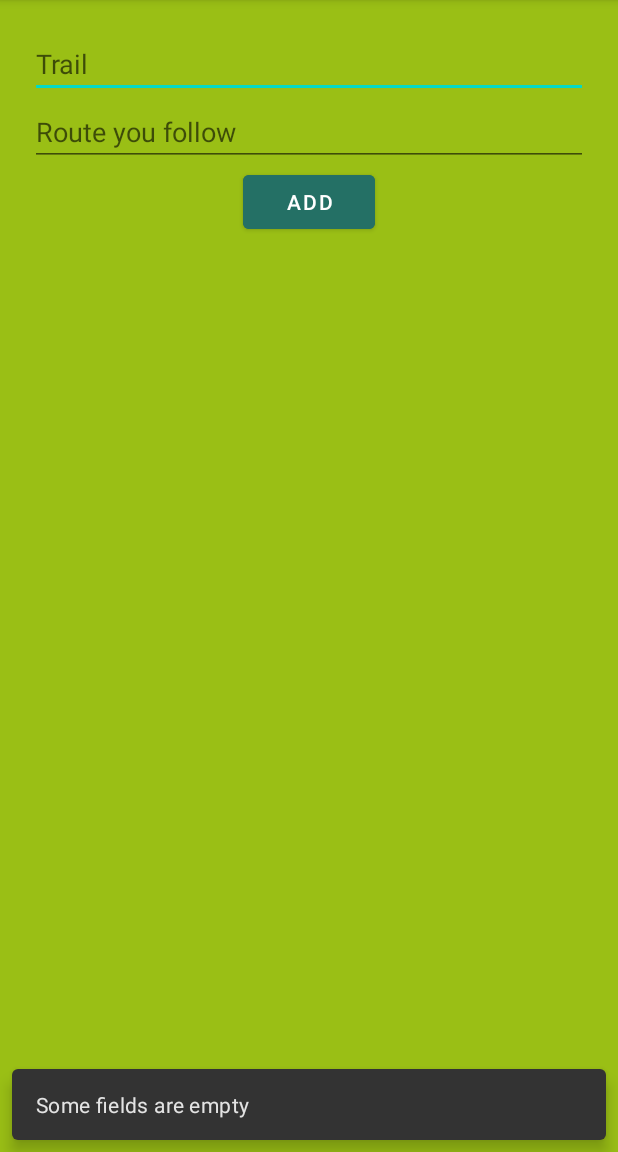
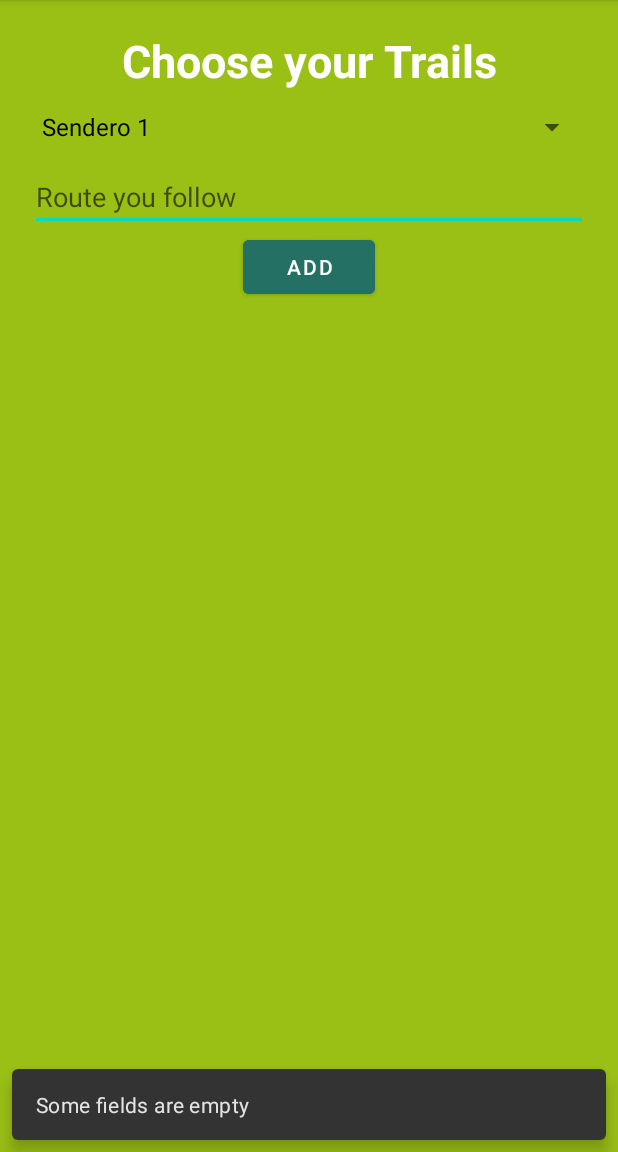
Before and after one commit to fuentes11/proyecto_zoo, an Android app: the AddCollection screen opened directly, with no data from a screen before it, after a tap on "ADD", on a phone screen of 412 x 824 dp, the part 84-1236 px from its top. Run offline under Robolectric (Android 15) with nearby library versions, the light colour scheme and no system bars.

Commit message:
commit si

```diff
--- a/app/src/main/java/com/example/zooo/AddCollection.kt
+++ b/app/src/main/java/com/example/zooo/AddCollection.kt
@@ -1,9 +1,11 @@
 package com.example.zooo
 
+import android.annotation.SuppressLint
 import android.app.Activity
 import androidx.appcompat.app.AppCompatActivity
 import android.os.Bundle
 import android.view.inputmethod.InputMethodManager
+import android.widget.ArrayAdapter
 import androidx.lifecycle.lifecycleScope
 import com.example.zooo.databinding.ActivityAddCollectionBinding
 import com.example.zooo.data.Zoo
@@ -20,13 +22,27 @@ class AddCollection : AppCompatActivity() {
         binding = ActivityAddCollectionBinding.inflate(layoutInflater)
         setContentView(binding.root)
         addListener()
+        addSpinner()
     }
+
+    @SuppressLint("StringFormatInvalid")
+    private fun addSpinner(){
+        val lista= arrayListOf(
+            getString(R.string.sendero_1),
+            getString(R.string.sendero_2),
+            getString(R.string.sendero_3),
+            getString(R.string.sendero_4)
+        )
+        val adapter=ArrayAdapter(this,R.layout.support_simple_spinner_dropdown_item,lista)
+        binding.spinner.adapter=adapter
+    }
+
     private fun addListener() {
         val repository = ZooRepository.getRepository(this)
         binding.btnAdd.setOnClickListener {
             hideKeyboard()
             with(binding) {
-                if (route.text.isBlank()  || trail.text.isBlank()) {
+                if (route.text.isBlank()   ){
                     Snackbar.make(this.root, "Some fields are empty", Snackbar.LENGTH_SHORT).show()
                 }
                 else {
@@ -34,7 +50,7 @@ class AddCollection : AppCompatActivity() {
                         withContext(Dispatchers.IO) {
                             repository.insert(
                                 Zoo(
-                                    name = trail.text.toString(),
+                                    name = spinner.selectedItem.toString(),
                                     route = route.text.toString()
                                 )
                             )
--- a/app/src/main/res/layout/activity_add_collection.xml
+++ b/app/src/main/res/layout/activity_add_collection.xml
@@ -8,17 +8,27 @@
     android:background="@color/background"
     tools:context=".AddCollection">
 
-    <EditText
-        android:id="@+id/trail"
+    <TextView
+        android:id="@+id/title"
         android:layout_width="match_parent"
         android:layout_height="wrap_content"
-        android:hint="Trail" />
-
+        android:text="Choose your Trails"
+        android:textSize="30dp"
+        android:textAlignment="center"
+        android:textStyle="bold"
+        android:textColor="@color/white"
+        />
+    <Spinner
+        android:id="@+id/spinner"
+        android:layout_width="match_parent"
+        android:layout_height="wrap_content"
+        />
     <EditText
         android:id="@+id/route"
         android:layout_width="match_parent"
         android:layout_height="wrap_content"
-        android:hint="Route you follow " />
+        android:hint="Route you follow "
+        />
 
     <Button
         android:id="@+id/btn_add"
--- a/app/src/main/res/layout/activity_main.xml
+++ b/app/src/main/res/layout/activity_main.xml
@@ -55,11 +55,13 @@
                 android:id="@+id/btn3"
                 android:layout_width="match_parent"
                 android:layout_height="100dp"
-                android:layout_margin="18dp"
                 android:layout_below="@+id/btn2"
-                android:src="@drawable/prices"
+                android:layout_marginStart="18dp"
 
-                />
+                android:layout_marginTop="18dp"
+                android:layout_marginEnd="18dp"
+                android:layout_marginBottom="18dp"
+                android:src="@drawable/prices" />
 
             <ImageView
                 android:id="@+id/btn4"
--- a/app/src/main/res/values/strings.xml
+++ b/app/src/main/res/values/strings.xml
@@ -1,3 +1,8 @@
 <resources>
     <string name="app_name">zooo</string>
+    <string name="sendero_1">Sendero 1</string>
+    <string name="sendero_2">Sendero 2</string>
+    <string name="sendero_3">Sendero 3</string>
+    <string name="sendero_4">Sendero 4</string>
+
 </resources>
```
